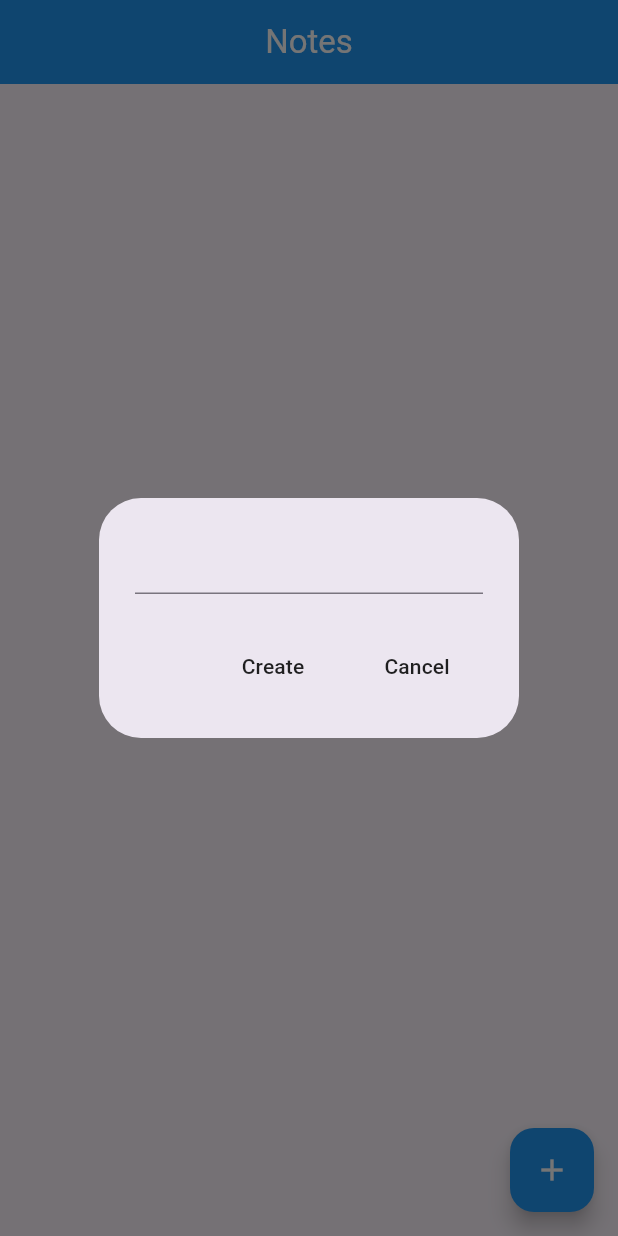
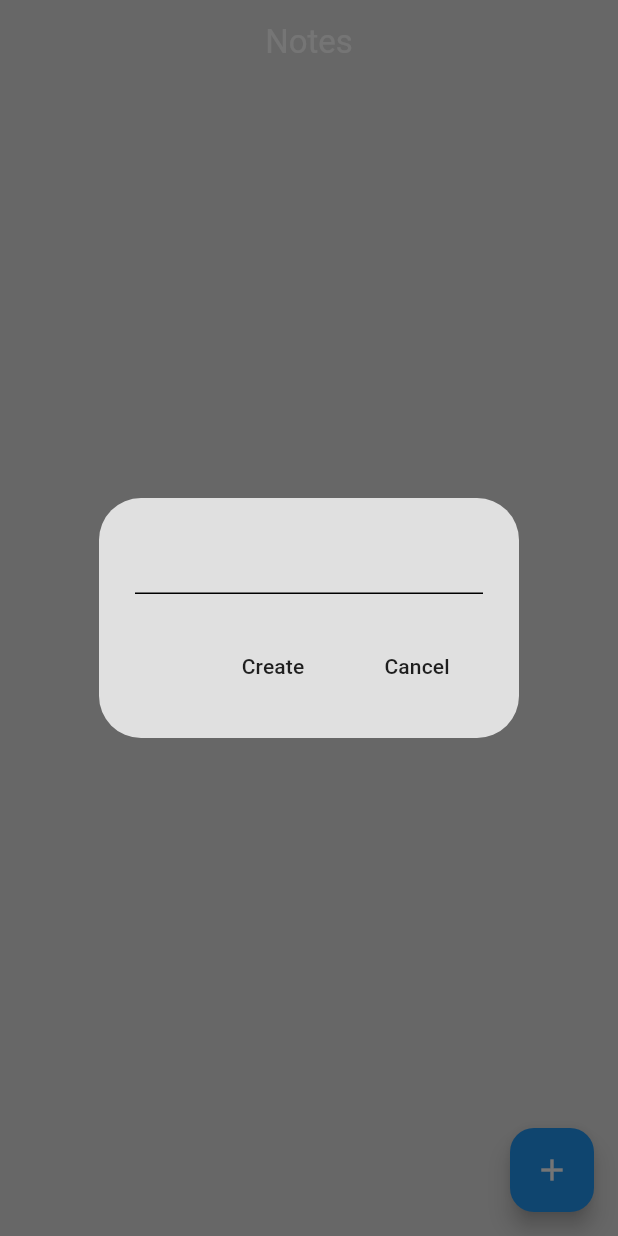
Before and after one commit to Salar977/notes_app, a Flutter app: the screen it shows after launch, after a tap on the "add" icon, on a phone screen of 412 x 824 dp. Run offline on Flutter 3.47's test engine with Material 3 defaults, Android fonts, the phone set to English and light mode, and no system bars; our stand-ins replace isar; accounts and stored records are empty; generated files the repository leaves out were written again.

Commit message:
Add theme management and integrate ThemeProvider with MultiProvider

```diff
--- a/lib/main.dart
+++ b/lib/main.dart
@@ -1,6 +1,7 @@
 import 'package:flutter/material.dart';
 import 'package:notes_app/models/note_database.dart';
 import 'package:notes_app/pages/notes_page.dart';
+import 'package:notes_app/theme/theme_provider.dart';
 import 'package:provider/provider.dart';
 
 void main() async {
@@ -11,8 +12,14 @@ void main() async {
 
 
   runApp(
-    ChangeNotifierProvider(
-      create: (context) => NoteDatabase(),
+    MultiProvider(
+      providers: [
+        // Note Provider
+        ChangeNotifierProvider(create: (context) => NoteDatabase()),
+
+        // Theme Provider
+        ChangeNotifierProvider(create: (context) => ThemeProvider())
+      ],
       child: const MainApp(),
     )
   );
@@ -25,12 +32,8 @@ class MainApp extends StatelessWidget {
   Widget build(BuildContext context) {
     return MaterialApp(
       debugShowCheckedModeBanner: false,
-      theme: ThemeData(
-        appBarTheme: AppBarTheme(
-          backgroundColor: Colors.blue
-        )
-      ),
-      home: NotesPage(),
+      theme: Provider.of<ThemeProvider>(context).themeData,
+      home: const NotesPage(),
       );
   }
 }
--- a/lib/pages/notes_page.dart
+++ b/lib/pages/notes_page.dart
@@ -104,6 +104,7 @@ class _NotesPageState extends State<NotesPage> {
 
     return Scaffold(
       appBar: AppBar(
+        backgroundColor: Colors.transparent,
         title: const Text(
           "Notes",
           style: TextStyle(
@@ -134,12 +135,13 @@ class _NotesPageState extends State<NotesPage> {
                   onPressed: () => updateNote(note),
                   icon: Icon(Icons.edit)
                 ),
+
+                // delete button
                 IconButton(
                   onPressed: () => deleteNote(note.id),
                   icon: Icon(Icons.delete)
                 )
 
-                // delete button
               ],
             ),
           );
--- /dev/null
+++ b/lib/theme/theme.dart
@@ -0,0 +1,23 @@
+import 'package:flutter/material.dart';
+
+// light mode
+ThemeData lightMode = ThemeData(
+  brightness: Brightness.light,
+  colorScheme: ColorScheme.light(
+    surface: Colors.grey.shade300,
+    primary: Colors.grey.shade200,
+    secondary: Colors.grey.shade400,
+    inversePrimary: Colors.grey.shade800
+  )
+);
+
+// dark mode
+ThemeData darkMode = ThemeData(
+  brightness: Brightness.dark,
+  colorScheme: ColorScheme.light(
+    surface: Colors.grey.shade900,
+    primary: Colors.grey.shade800,
+    secondary: Colors.grey.shade700,
+    inversePrimary: Colors.grey.shade300
+  )
+);
--- /dev/null
+++ b/lib/theme/theme_provider.dart
@@ -0,0 +1,28 @@
+import 'package:flutter/material.dart';
+import 'package:notes_app/theme/theme.dart';
+
+class ThemeProvider extends ChangeNotifier {
+  // initial theme mode is light
+  ThemeData _themeData = lightMode;
+
+  // getter method to access to themedata
+  ThemeData get themeData => _themeData;
+
+  // bool method to see if theme is in darkmode or not
+  bool get isDarkMode => _themeData == darkMode;
+
+  // setter method to set themeData
+  set themeData(ThemeData themeData) {
+    _themeData = themeData;
+    notifyListeners();
+  }
+
+  // toggle method to switch to darkMode or lightMode
+  void toggleTheme() {
+    if (_themeData == lightMode) {
+      themeData = darkMode;
+    } else {
+      themeData = lightMode;
+    }
+  }
+}
```
